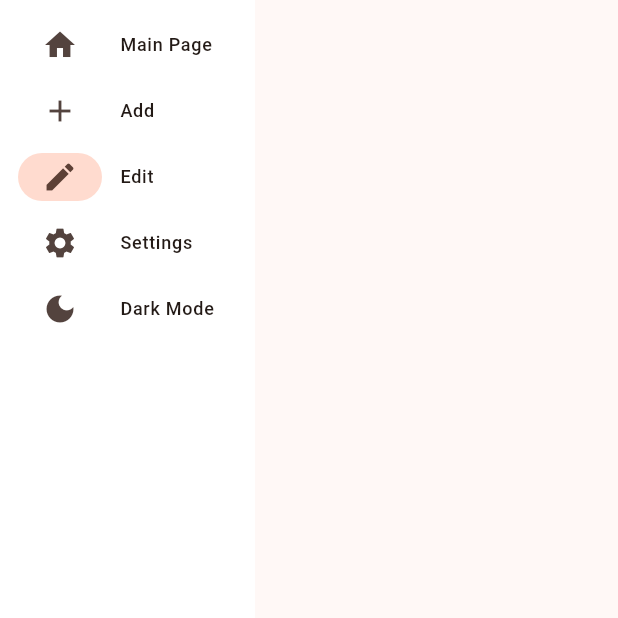
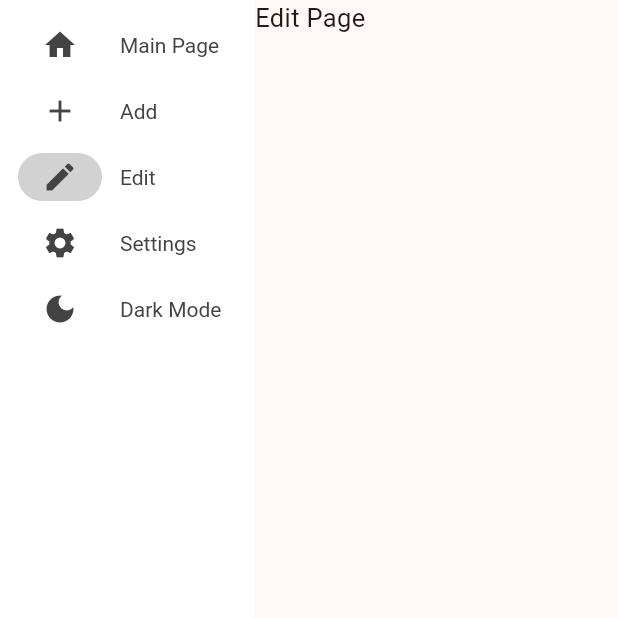
Before and after one commit to koloiyolo/flutter_dessktop_template, a Flutter app: the screen it shows after launch, after a tap on "Add", after a tap on "Edit", on a phone screen of 412 x 824 dp, the top half of it. Run offline on Flutter 3.47's test engine with Material 2 defaults, Android fonts, the light colour scheme and no system bars.

Commit message:
implemented themeMode witching for navRail

```diff
--- a/lib/add.dart
+++ b/lib/add.dart
@@ -1,6 +1,8 @@
 import 'package:flutter/material.dart';
 import 'package:flutter/src/widgets/framework.dart';
 import 'package:flutter/src/widgets/placeholder.dart';
+import 'globals.dart' as globals;
+
 
 class AddPage extends StatefulWidget {
   const AddPage({super.key});
@@ -12,6 +14,12 @@ class AddPage extends StatefulWidget {
 class _AddPageState extends State<AddPage> {
   @override
   Widget build(BuildContext context) {
-    return const Scaffold();
+    return Scaffold(
+      body: Column(
+        children: [
+          Text('Add Page', style: TextStyle(fontSize: globals.textSize)),
+        ],
+      )
+    );
   }
 }
--- a/lib/edit.dart
+++ b/lib/edit.dart
@@ -1,6 +1,7 @@
 import 'package:flutter/material.dart';
 import 'package:flutter/src/widgets/framework.dart';
 import 'package:flutter/src/widgets/placeholder.dart';
+import 'globals.dart' as globals;
 
 class EditPage extends StatefulWidget {
   const EditPage({super.key});
@@ -12,6 +13,12 @@ class EditPage extends StatefulWidget {
 class _EditPageState extends State<EditPage> {
   @override
   Widget build(BuildContext context) {
-    return const Scaffold();
+    return Scaffold(
+      body: Column(
+        children: [
+          Text('Edit Page', style: TextStyle(fontSize: globals.textSize)),
+        ],
+      ),
+    );
   }
 }
--- a/lib/globals.dart
+++ b/lib/globals.dart
@@ -4,11 +4,27 @@ library globals;
 import 'package:flutter/src/widgets/framework.dart';
 import 'package:flutter/material.dart';
 
+//LightMode
 var thememode = ThemeMode.light;
 var textSize = 17.0; // small
+
+//lightMode
 var lightModeSeed = const Color.fromARGB(255, 189, 82, 39);
 var lightModeBackground = const Color.fromARGB(129, 255, 127, 42);
+var lightNavColor = const Color.fromARGB(255, 255, 255, 255);
+var lightNavIconColor = const Color.fromARGB(255, 67, 67, 67);
+var lightSelectedNavButtonColor = const Color.fromARGB(255, 210, 210, 210);
+
+//darkMode
 var darkModeSeed = const Color.fromARGB(255, 189, 82, 39);
 var darkModeBackground = const Color.fromARGB(129, 255, 127, 42);
+var darkNavColor = const Color.fromARGB(255, 67, 67, 67);
+var darkNavIconColor = const Color.fromARGB(255, 255, 255, 255);
+var darkSelectedNavButtonColor = const Color.fromARGB(255, 100, 100, 100);
+
+//Mode vars
 var backgroundColor = Color.fromARGB(129, 255, 127, 42);
 var seedColor =Color.fromARGB(255, 189, 82, 39);
+var navColor = Color.fromARGB(255, 255, 255, 255);
+var navIconColor = Color.fromARGB(255, 67, 67, 67);
+var selectedNavButtonColor = Color.fromARGB(255, 210, 210, 210);
--- a/lib/home.dart
+++ b/lib/home.dart
@@ -1,6 +1,7 @@
 import 'package:flutter/material.dart';
 import 'package:flutter/src/widgets/framework.dart';
 import 'package:flutter/src/widgets/placeholder.dart';
+import 'globals.dart' as globals;
 
 class HomePage extends StatefulWidget {
   const HomePage({super.key});
@@ -12,6 +13,12 @@ class HomePage extends StatefulWidget {
 class _HomePageState extends State<HomePage> {
   @override
   Widget build(BuildContext context) {
-    return const Scaffold();
+    return Scaffold(
+      body: Column(
+        children: [
+          Text('Home Page', style: TextStyle(fontSize: globals.textSize)),
+        ],
+      ),
+    );
   }
 }
--- a/lib/main.dart
+++ b/lib/main.dart
@@ -81,12 +81,18 @@ class _NavBarState extends State<NavBar> {
           darkModeToggle = 1;
           globals.seedColor = globals.darkModeSeed;
           globals.backgroundColor = globals.darkModeBackground;
+          globals.navColor= globals.darkNavColor;
+          globals.navIconColor = globals.darkNavIconColor;
+          globals.selectedNavButtonColor = globals.darkSelectedNavButtonColor;
           }else{
             darkLightModeIcon = const Icon(Icons.dark_mode);
             darkLightModeText = const Text('Dark Mode');
             darkModeToggle = 0;
             globals.seedColor = globals.lightModeSeed;
             globals.backgroundColor=globals.lightModeBackground;
+            globals.navColor = globals.lightNavColor;
+            globals.navIconColor = globals.lightNavIconColor;
+            globals.selectedNavButtonColor = globals.lightSelectedNavButtonColor;
           }
 
       break;
@@ -96,7 +102,14 @@ class _NavBarState extends State<NavBar> {
       body: Row(
         children: [
           NavigationRail(
-            backgroundColor: Color.fromARGB(255, 255, 255, 255),
+            selectedLabelTextStyle: TextStyle(color: globals.navIconColor),
+            selectedIconTheme: IconThemeData(color: globals.navIconColor),
+            indicatorColor: globals.selectedNavButtonColor,
+
+            unselectedLabelTextStyle: TextStyle(color: globals.navIconColor),
+            unselectedIconTheme: IconThemeData(color: globals.navIconColor),
+
+            backgroundColor: globals.navColor,
             extended: true,
             minExtendedWidth: 170,
             destinations:[
```
